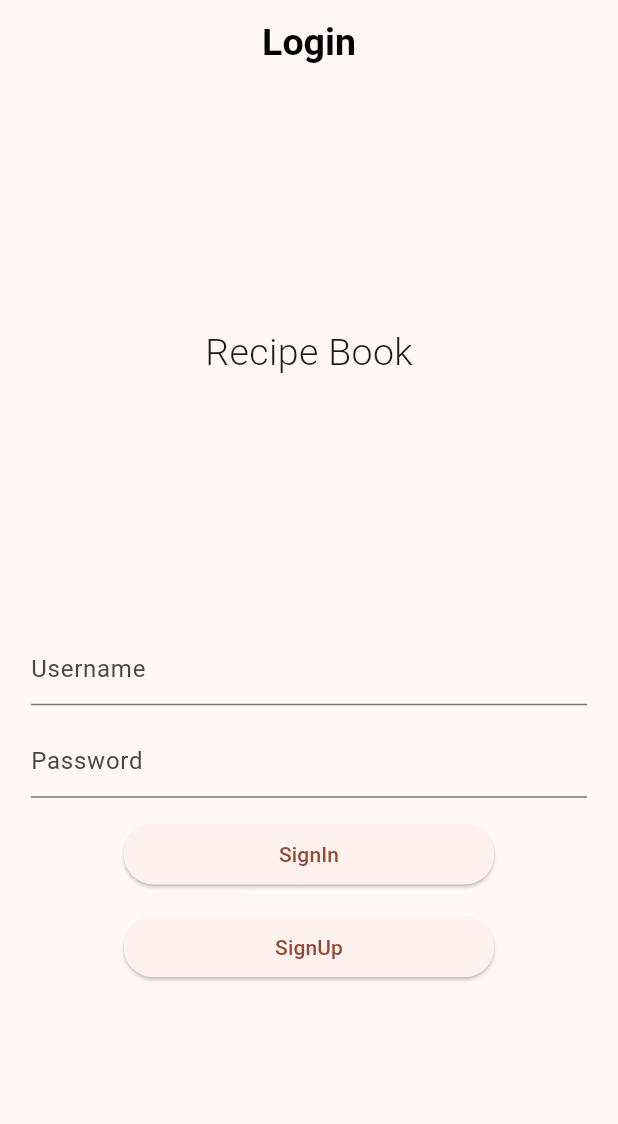
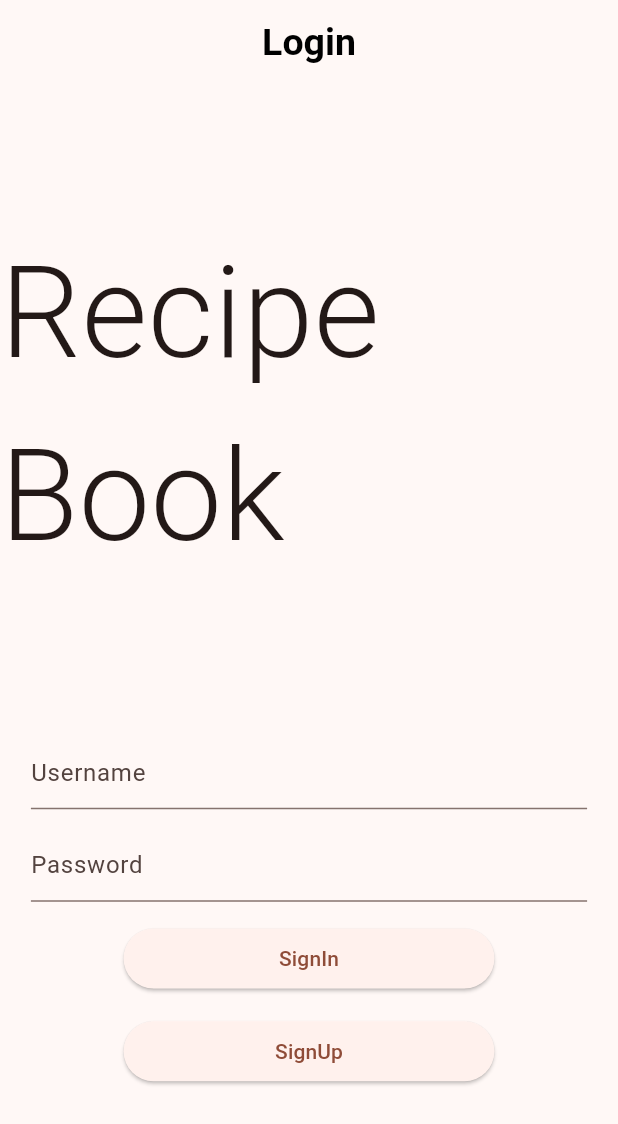
Before and after one commit to Tiptoplegend/Tutsapp, a Flutter app: the screen it shows after launch, on a phone screen of 412 x 824 dp. Shown: the top 1124 px of the screen. Run offline on Flutter 3.47's test engine with Material 3 defaults, Android fonts, the phone set to English and light mode, and no system bars.

Commit message:
Chnged title and font in login and main

```diff
--- a/lib/Pages/Login_page.dart
+++ b/lib/Pages/Login_page.dart
@@ -40,7 +40,7 @@ class _LoginPageState extends State<Loginpage> {
     return const Text(
       "Recipe Book",
       style: TextStyle(
-        fontSize: 25,
+        fontSize: 85,
         fontWeight: FontWeight.w300,
       ),
     );
--- a/lib/main.dart
+++ b/lib/main.dart
@@ -11,7 +11,7 @@ class MyApp extends StatelessWidget {
   @override
   Widget build(BuildContext context) {
     return MaterialApp(
-      title: 'Recipe',
+      title: 'Recipe Book',
       debugShowCheckedModeBanner: false,
       theme: ThemeData(
           colorScheme: ColorScheme.fromSeed(
```
